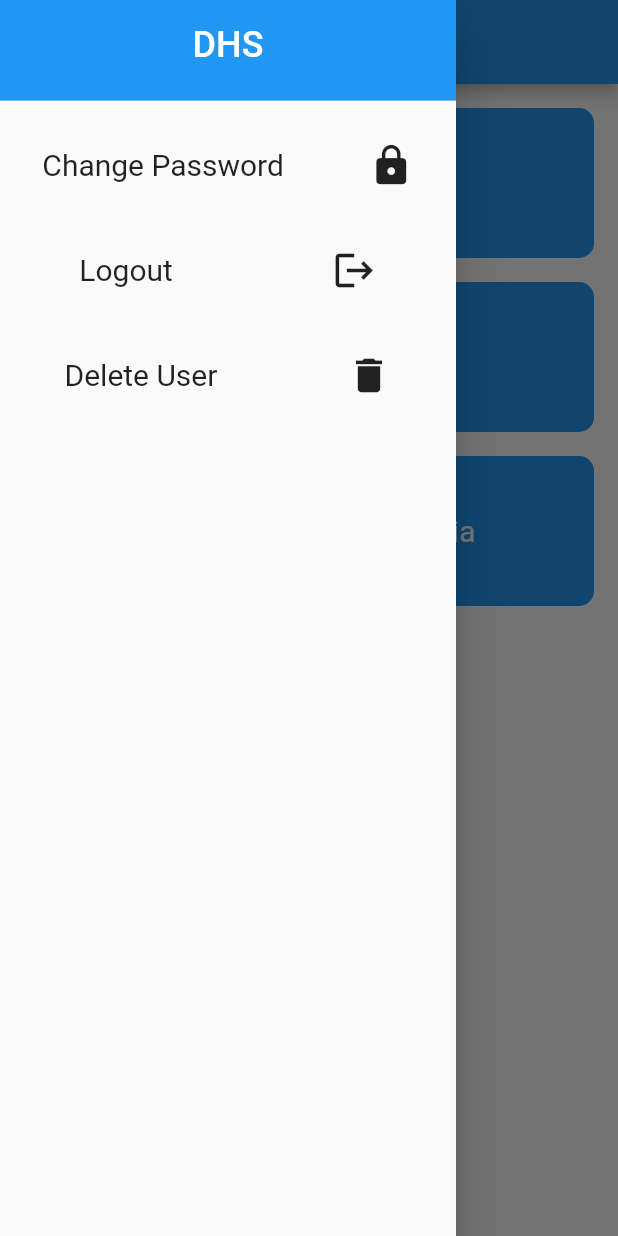
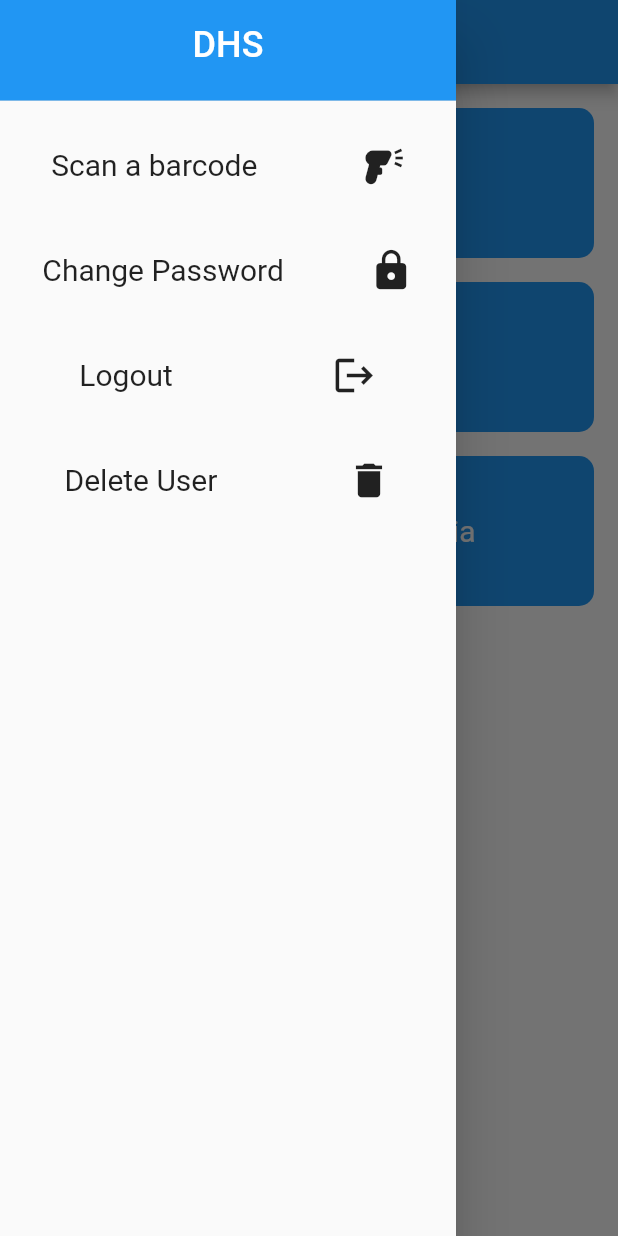
Before and after one commit to kavi-24/dhs, a Flutter app: the HomePage screen opened directly, with the side drawer open, on a phone screen of 412 x 824 dp. Run offline on Flutter 3.47's test engine with Material 2 defaults, Android fonts, the light colour scheme and no system bars; our stand-ins replace shared_preferences, sqflite; missing offline and left inert: flutter_email_sender, qr_code_scanner, simple_barcode_scanner; accounts and stored records are empty.

Commit message:
Implemented barcode functionality

```diff
--- a/lib/main.dart
+++ b/lib/main.dart
@@ -26,6 +26,7 @@
  android {
   defaultConfig {
     minSdkVersion 19
+    multiDexEnabled true
    }
  }
 */
--- a/lib/pages/forgot_pwd_page.dart
+++ b/lib/pages/forgot_pwd_page.dart
@@ -45,9 +45,9 @@
           !userNameExists
               ? ElevatedButton(
                   onPressed: () async {
-                    bool _userNameExists = await _databaseHelper.checkUser(
+                    bool userNameExists_ = await _databaseHelper.checkUser(
                         _usernameController.text, "");
-                    if (!_userNameExists) {
+                    if (!userNameExists_) {
                       ScaffoldMessenger.of(context).showSnackBar(
                         const SnackBar(
                           content: Text("Username does not exist"),
@@ -55,7 +55,7 @@
                       );
                     }
                     setState(() {
-                      userNameExists = _userNameExists;
+                      userNameExists = userNameExists_;
                     });
                   },
                   child: const Text("Check if username exists"),
--- a/lib/pages/home_page.dart
+++ b/lib/pages/home_page.dart
@@ -1,7 +1,9 @@
+import 'package:dhs/pages/barcode_scanner_page.dart';
 import 'package:dhs/pages/change_pwd_page.dart';
 import 'package:dhs/pages/login_page.dart';
 import 'package:dhs/services/database_helper.dart';
 import 'package:dhs/services/shared_prefs.dart';
+import 'package:dhs/widgets/drawer_item.dart';
 import 'package:dhs/widgets/website_card.dart';
 import 'package:flutter/material.dart';
 
@@ -13,7 +15,6 @@
 }
 
 class _HomePageState extends State<HomePage> {
-
   final DatabaseHelper _databaseHelper = DatabaseHelper();
 
   @override
@@ -40,7 +41,22 @@
             const SizedBox(
               height: 20,
             ),
-            GestureDetector(
+            DrawerItem(
+              text: "Scan a barcode",
+              icon: Icons.barcode_reader,
+              onTap: () {
+                Navigator.push(
+                  context,
+                  MaterialPageRoute(
+                    builder: (context) => const BarcodeScannerPage(),
+                  ),
+                );
+              },
+            ),
+            const SizedBox(
+              height: 40,
+            ),
+            DrawerItem(
               onTap: () {
                 Navigator.push(
                   context,
@@ -49,26 +65,15 @@
                   ),
                 );
               },
-              child: const Row(
-                mainAxisAlignment: MainAxisAlignment.spaceAround,
-                children: [
-                  Text(
-                    "Change Password",
-                    style: TextStyle(
-                      fontSize: 20,
-                    ),
-                  ),
-                  Icon(
-                    Icons.lock,
-                    size: 30,
-                  ),
-                ],
-              ),
+              text: "Change Password",
+              icon: Icons.lock,
             ),
             const SizedBox(
               height: 40,
             ),
-            GestureDetector(
+            DrawerItem(
+              text: "Logout",
+              icon: Icons.logout,
               onTap: () {
                 SharedPrefs.setIsLoggedIn(false);
                 SharedPrefs.setCurrentUserName("");
@@ -79,26 +84,13 @@
                   ),
                 );
               },
-              child: const Row(
-                mainAxisAlignment: MainAxisAlignment.spaceAround,
-                children: [
-                  Text(
-                    "Logout",
-                    style: TextStyle(
-                      fontSize: 20,
-                    ),
-                  ),
-                  Icon(
-                    Icons.logout,
-                    size: 30,
-                  ),
-                ],
-              ),
             ),
             const SizedBox(
               height: 40,
             ),
-            GestureDetector(
+            DrawerItem(
+              text: "Delete User",
+              icon: Icons.delete,
               onTap: () async {
                 String userName = await SharedPrefs.getCurrentUserName();
                 _databaseHelper.deleteUser(userName);
@@ -116,23 +108,7 @@
                   ),
                 );
               },
-              child: const Row(
-                mainAxisAlignment: MainAxisAlignment.spaceAround,
-                children: [
-                  Text(
-                    "Delete User",
-                    style: TextStyle(
-                      fontSize: 20,
-                    ),
-                  ),
-                  Icon(
-                    Icons.delete,
-                    size: 30,
-                  ),
-                ],
-              ),
             ),
-
           ],
         ),
         appBar: AppBar(
--- /dev/null
+++ b/lib/widgets/drawer_item.dart
@@ -0,0 +1,30 @@
+import 'package:flutter/material.dart';
+
+class DrawerItem extends StatelessWidget {
+  final String text;
+  final IconData icon;
+  final Function onTap;
+  const DrawerItem({super.key, required this.text, required this.icon, required this.onTap});
+
+  @override
+  Widget build(BuildContext context) {
+    return GestureDetector(
+      onTap: () => onTap(),
+      child: Row(
+        mainAxisAlignment: MainAxisAlignment.spaceAround,
+        children: [
+          Text(
+            text,
+            style: const TextStyle(
+              fontSize: 20,
+            ),
+          ),
+          Icon(
+            icon,
+            size: 30,
+          ),
+        ],
+      ),
+    );
+  }
+}
--- a/pubspec.yaml
+++ b/pubspec.yaml
@@ -40,6 +40,8 @@
   url_launcher:
   webview_flutter:
   flutter_email_sender:
+  simple_barcode_scanner:
+  qr_code_scanner:
 
 dev_dependencies:
   flutter_test:
```
Also changed, not shown: lib/pages/barcode_scanner_page.dart (added, +53 -0 lines), lib/pages/login_page.dart (+20 -0 lines), lib/pages/qrcode_scanner_page.dart (added, +122 -0 lines), pubspec.lock, 5 other files.
